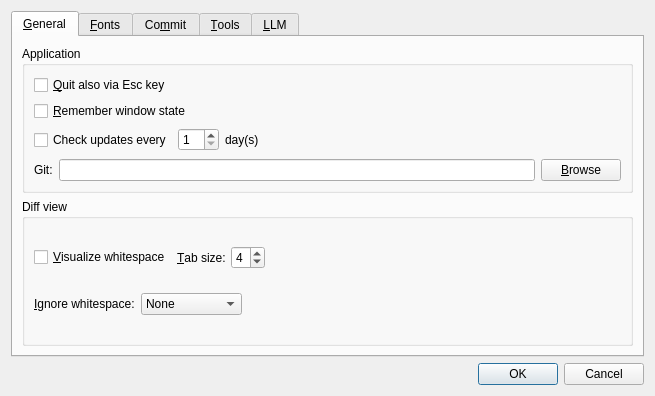
The window that qgitc/preferences.ui (timxx/qgitc) describes before a commit, drawn with Qt 5.
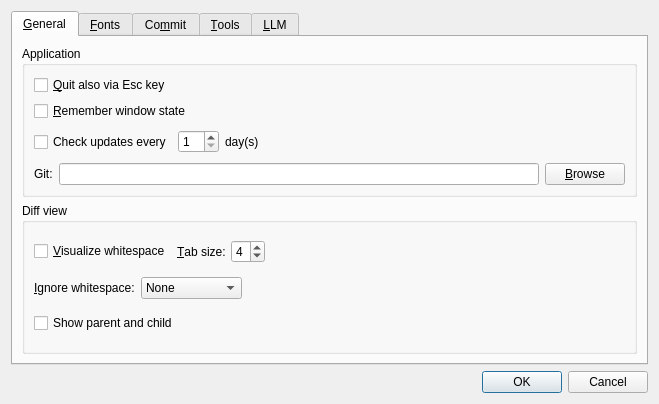
The same window after the commit. The open tabs and pages were chosen to show the change. Custom widgets are drawn as their Qt base class.

Commit message: Allow remove the parents and children commits in diffview

The edit to the form file:
```diff
--- a/qgitc/preferences.ui
+++ b/qgitc/preferences.ui
@@ -6,8 +6,8 @@
    <rect>
     <x>0</x>
     <y>0</y>
-    <width>655</width>
-    <height>396</height>
+    <width>659</width>
+    <height>404</height>
    </rect>
   </property>
   <property name="windowTitle">
@@ -205,6 +205,13 @@
             </item>
            </layout>
           </item>
+          <item>
+           <widget class="QCheckBox" name="cbShowPC">
+            <property name="text">
+             <string>Show parent and child</string>
+            </property>
+           </widget>
+          </item>
          </layout>
         </widget>
        </item>
```
Left out of the diff: 2 changed lines with no effect on the pictures. The commit also changes 4 other files.
